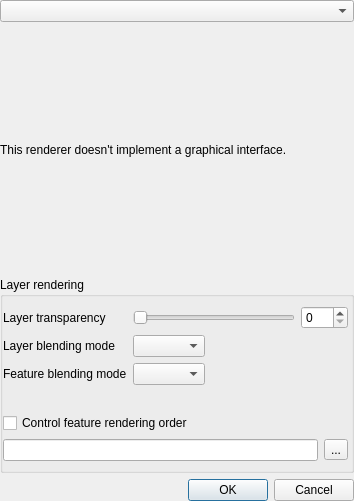
Old version of the form src/ui/qgsrendererv2propsdialogbase.ui in the repository qgis/QGIS.
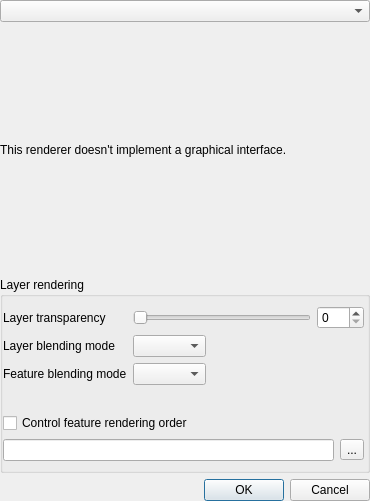
New version of the form. Custom widgets are drawn as their Qt base class.

```diff
--- a/src/ui/qgsrendererv2propsdialogbase.ui
+++ b/src/ui/qgsrendererv2propsdialogbase.ui
@@ -6,7 +6,7 @@
    <rect>
     <x>0</x>
     <y>0</y>
-    <width>354</width>
+    <width>370</width>
     <height>501</height>
    </rect>
   </property>
```
Left out of the diff: 35 changed lines with no effect on the pictures.
